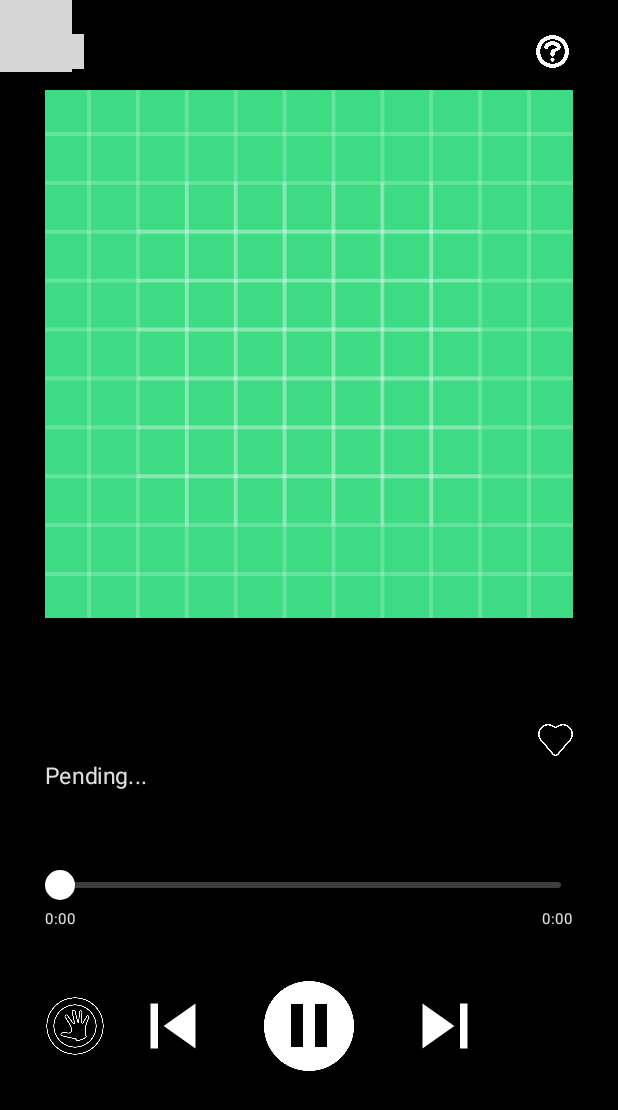
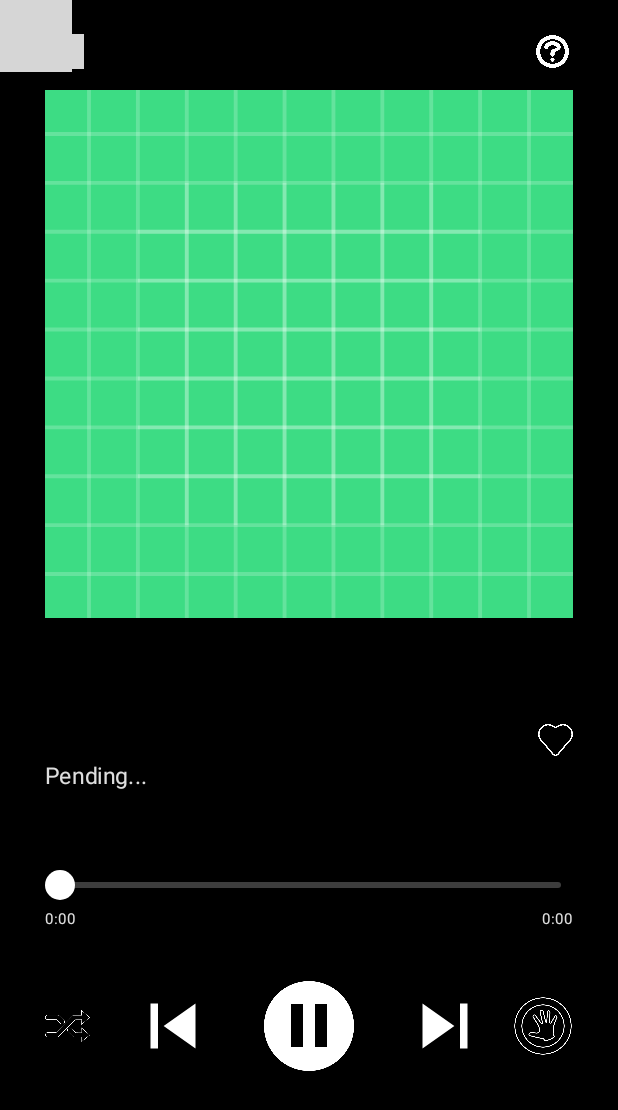
Before and after one commit to pisontechnology/AndroidSpotifyDemo, an Android app built with Jetpack Compose: the screen it shows after launch (MainActivity), on a phone screen of 412 x 824 dp. Shown: the top 1110 px of the screen. Run offline under Robolectric (Android 15) with nearby library versions, the light colour scheme and no system bars; libraries missing offline, so code that uses them is left out: com.badoo.reaktive, com.spotify.android, com.spotify.protocol, org.apache.commons; 9 statements that could not run were skipped; grey boxes are pictures that could not be loaded.

Commit message:
Mini cleanup

```diff
--- a/SpotifyVulcanControl/app/src/main/java/com/example/spotifyvulcancontrol/MainActivity.kt
+++ b/SpotifyVulcanControl/app/src/main/java/com/example/spotifyvulcancontrol/MainActivity.kt
@@ -185,6 +185,7 @@ private fun OnboardingScreen(
     val volMultiTxt = remember { mutableStateOf("")}
     val volThreshTxt = remember { mutableStateOf("")}
     val swipeThreshTxt = remember { mutableStateOf("")}
+    val isShuffling = remember { mutableStateOf(false)}
 
     autolockDisplayBool.value = Application.shouldAutolock
 
@@ -260,7 +261,7 @@ private fun OnboardingScreen(
         WakewordDisplay(wakewordVal)
 
         // ************ Shuffle UI ***********
-        /*
+
         Column(
             modifier = Modifier
                 .fillMaxSize()
@@ -281,7 +282,7 @@ private fun OnboardingScreen(
                     modifier = Modifier.size(30.dp)
                 )
             }
-        }*/
+        }
 
         // Pop Up icon Interface
         PopupIcons(helpPopUp, quitPopUp)
@@ -320,7 +321,7 @@ private fun WakewordDisplay(
             .fillMaxSize()
             .padding(vertical = 120.dp, horizontal = 30.dp),
         verticalArrangement = Arrangement.Bottom,
-        horizontalAlignment = Alignment.Start
+        horizontalAlignment = Alignment.End
     ){
         Text("", modifier = Modifier.padding(14.dp))
         if(wakewordVal.value){
```
